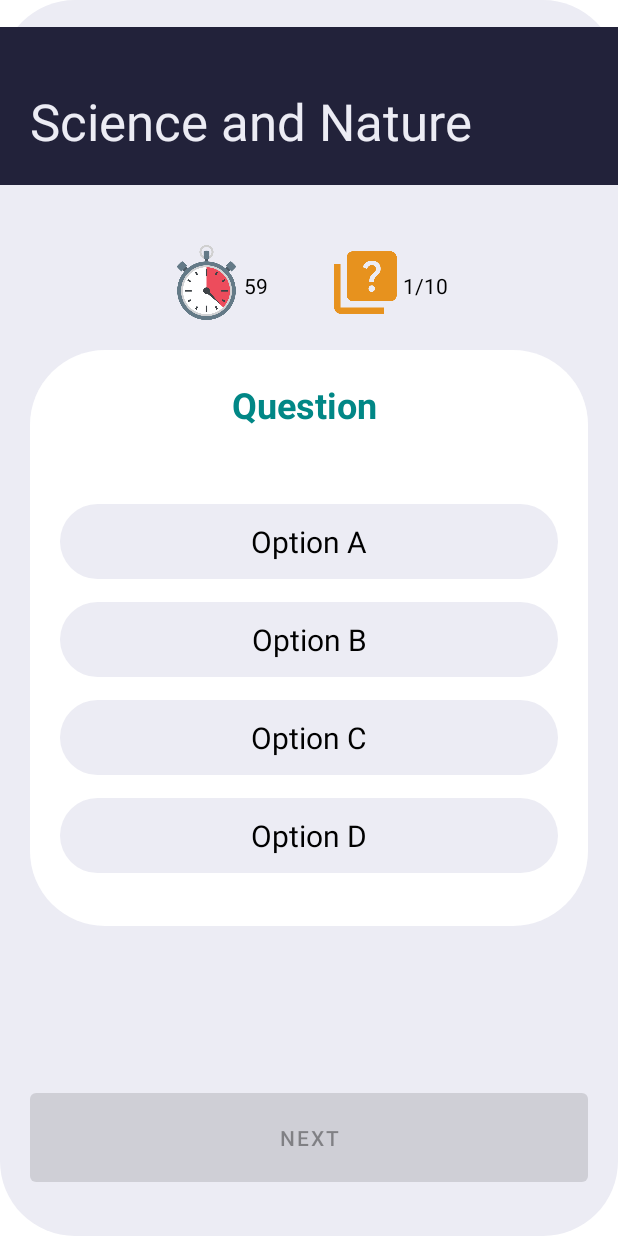
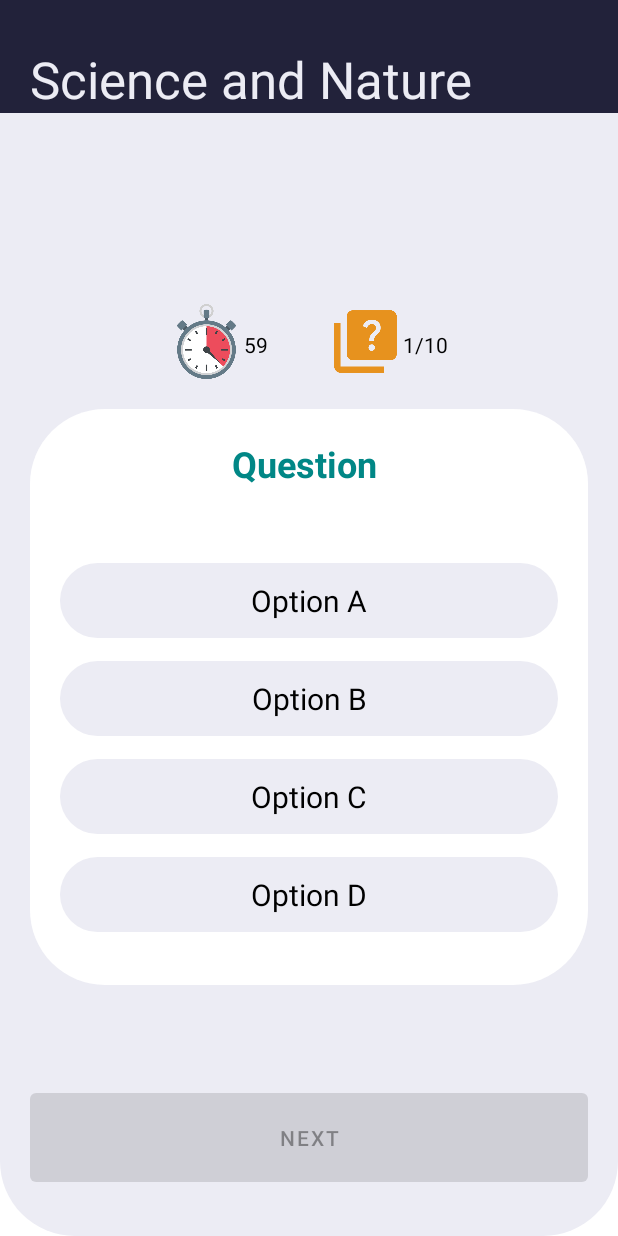
Before and after one commit to trungh2506/QuizApp, an Android app: the MainActivity screen opened directly, with no data from a screen before it, on a phone screen of 412 x 824 dp. Run offline under Robolectric (Android 15) with nearby library versions, the phone set to English and light mode, and no system bars; 12 statements that could not run were skipped.

Commit message:
sou sửa cái đầu app

```diff
--- a/app/src/main/res/layout/activity_main.xml
+++ b/app/src/main/res/layout/activity_main.xml
@@ -7,11 +7,25 @@
     android:background="@drawable/btn_white"
     tools:context=".Activities.MainActivity">
 
+    <TextView
+        android:id="@+id/textCategoryName"
+        android:layout_width="match_parent"
+        android:layout_height="0dp"
+        android:background="@color/bg_blue"
+        android:gravity="center|start"
+        android:paddingLeft="20dp"
+        android:paddingTop="30dp"
+        android:text="Science and Nature"
+        android:textColor="@color/bg_white"
+        android:textSize="34sp"
+        app:layout_constraintEnd_toEndOf="parent"
+        app:layout_constraintStart_toStartOf="parent"
+        app:layout_constraintTop_toTopOf="parent" />
+
     <LinearLayout
         android:id="@+id/linearLayout"
         android:layout_width="0dp"
         android:layout_height="wrap_content"
-        android:layout_marginBottom="184dp"
         android:background="@color/bg_white"
         android:orientation="vertical"
         app:layout_constraintBottom_toBottomOf="parent"
@@ -19,18 +33,6 @@
         app:layout_constraintHorizontal_bias="0.0"
         app:layout_constraintStart_toStartOf="parent"
         app:layout_constraintTop_toTopOf="parent">
-
-        <TextView
-            android:id="@+id/textCategoryName"
-            android:layout_width="match_parent"
-            android:layout_height="wrap_content"
-            android:background="@color/bg_blue"
-            android:paddingLeft="20dp"
-            android:paddingTop="40dp"
-            android:paddingBottom="20dp"
-            android:text="Science and Nature"
-            android:textColor="@color/bg_white"
-            android:textSize="34sp" />
 
         <LinearLayout
             android:layout_width="match_parent"
```
Also changed, not shown: app/src/main/java/com/example/qnuquizapp/Activities/ResultActivity.java (+0 -16 lines).
